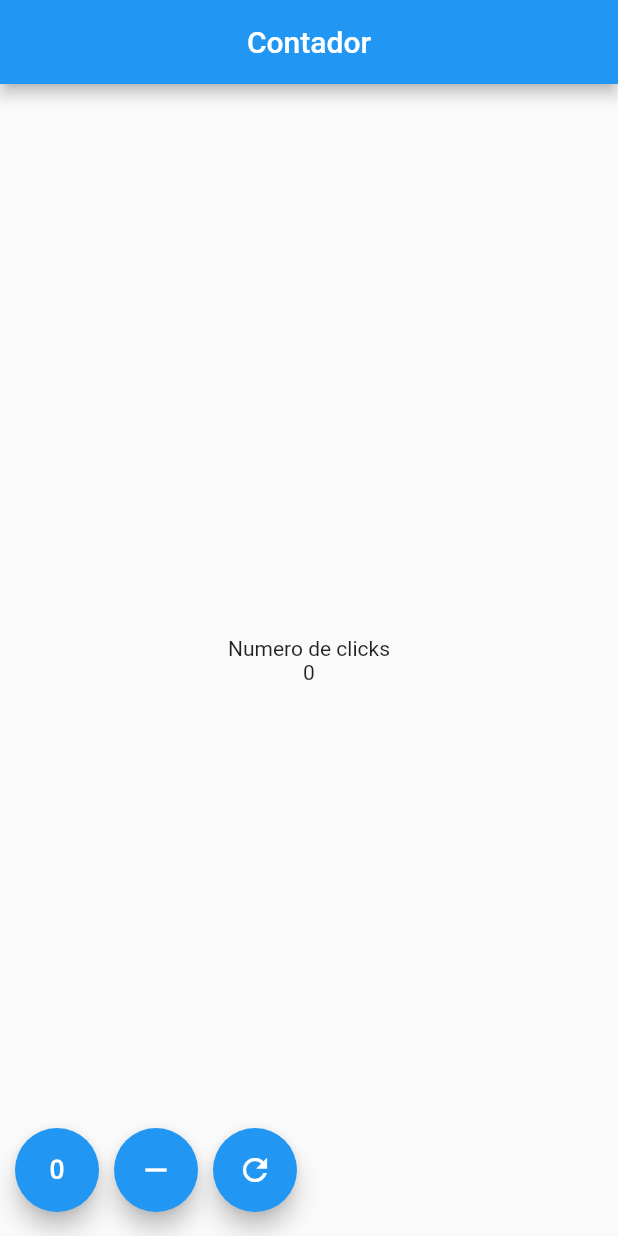
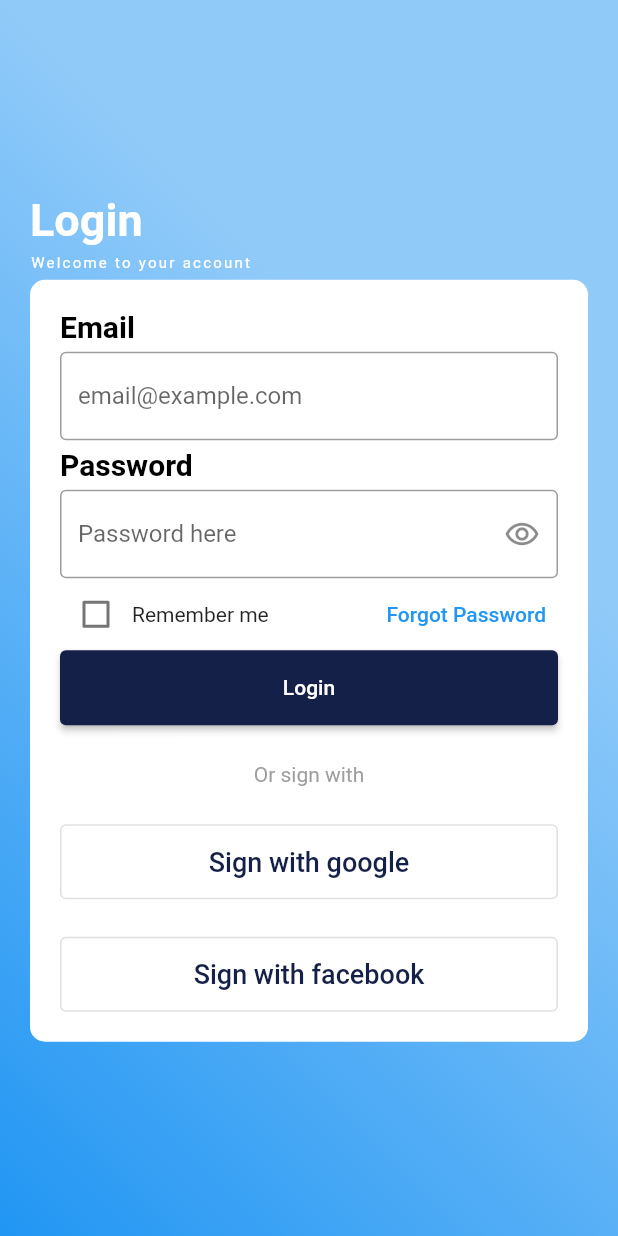
Before and after one commit to he20ri02/Contador, a Flutter app: the screen it shows after launch, on a phone screen of 412 x 824 dp. Run offline on Flutter 3.47's test engine with Material 2 defaults, Android fonts, the phone set to English and light mode, and no system bars.

Commit message:
Actualización 24/05/2023

```diff
--- a/lib/main.dart
+++ b/lib/main.dart
@@ -1,4 +1,5 @@
-import 'package:contador/pages/home_page.dart';
+//import 'package:contador/pages/home_page.dart';
+import 'package:contador/pages/login_page.dart';
 import 'package:flutter/material.dart';
 
 
@@ -10,8 +11,10 @@ class MyApp extends StatelessWidget {
   @override
   Widget build(BuildContext context) {
     return const MaterialApp(
+      //quitar la etiqueta de debugger
+      debugShowCheckedModeBanner: false,
       title: 'Material App',
-      home: HomePage(), // en esta parte se manda llamar la pagina home_page
+      home: LoginPage(), // en esta parte se manda llamar la pagina home_page
     );
   }
 }
--- /dev/null
+++ b/lib/pages/login_page.dart
@@ -0,0 +1,305 @@
+import 'package:flutter/material.dart';
+
+class LoginPage extends StatefulWidget {
+  const LoginPage({super.key});
+
+  @override
+  State<LoginPage> createState() => _LoginPageState();
+}
+
+class _LoginPageState extends State<LoginPage> {
+  @override
+  Widget build(BuildContext context) {
+    return const Scaffold(
+      body: Stack(
+        children: [
+          Fondo(),
+          Contenido(),
+        ],
+      ),
+    );
+  }
+}
+
+////////////////Contenido////////////////////////////////////////
+class Contenido extends StatefulWidget {
+  const Contenido({super.key});
+
+  @override
+  State<Contenido> createState() => _ContenidoState();
+}
+
+class _ContenidoState extends State<Contenido> {
+  @override
+  Widget build(BuildContext context) {
+    return const Padding(
+      padding:  EdgeInsets.symmetric(horizontal: 20),
+      child: Column(
+        mainAxisAlignment: MainAxisAlignment.center,
+        crossAxisAlignment: CrossAxisAlignment.start,
+        children: [
+          Text(
+            'Login',
+            style: TextStyle(
+              color: Colors.white,
+              fontSize: 30,
+              fontWeight: FontWeight.bold,
+            ),
+            ),
+
+          SizedBox(height: 5,),
+
+          Text(
+            'Welcome to your account',
+            style: TextStyle(
+              color: Colors.white,
+              fontSize: 10,
+              letterSpacing: 1.5,
+            ),
+          ),
+
+          SizedBox(height: 5,),
+
+          Datos(),
+        ],
+      ),
+    );
+  }
+}
+
+
+//////////Datos usado en contenido///
+
+class Datos extends StatefulWidget {
+  const Datos({super.key});
+
+  @override
+  State<Datos> createState() => _DatosState();
+}
+
+class _DatosState extends State<Datos> {
+  bool obs=true;
+  @override
+  Widget build(BuildContext context) {
+    return Container(
+      padding: const EdgeInsets.all(20),
+      //decoracion
+      decoration: BoxDecoration(
+        borderRadius: BorderRadius.circular(10),
+        color: Colors.white
+      ),
+      //Se agrega el child
+      child: Column(
+        crossAxisAlignment: CrossAxisAlignment.start,
+        children: [
+          const Text(
+            'Email',
+            style: TextStyle(
+              color: Colors.black,
+              fontWeight: FontWeight.bold,
+              fontSize: 20,
+            ),
+          ),
+
+          const SizedBox(height: 5,),
+          TextFormField(
+            keyboardType: TextInputType.emailAddress,
+            decoration: const InputDecoration(
+              border: OutlineInputBorder(),
+              hintText: 'email@example.com',
+            ),
+          ),
+
+          const SizedBox(height: 5,),
+
+          const Text(
+            'Password',
+            style: TextStyle(
+              color: Colors.black,
+              fontWeight: FontWeight.bold,
+              fontSize: 20,
+            ),
+          ),
+
+
+          const SizedBox(height: 5,),
+
+          TextFormField(
+            obscureText: obs,
+            decoration: InputDecoration(
+              border: const OutlineInputBorder(),
+              hintText: 'Password here',
+              suffixIcon: IconButton(
+                icon: const Icon(Icons.remove_red_eye_outlined),
+                onPressed: () {
+                  setState( () {
+                    obs == true ? obs = false : obs = true;
+                  });
+                },
+              ),
+            ),
+          ),
+
+          const Remember(),
+          const SizedBox(),
+          const Botones(),
+
+        ],
+      ),
+    );
+  }
+}
+
+///////////Remember////////////////
+
+class Remember extends StatefulWidget {
+  const Remember({super.key});
+
+  @override
+  State<Remember> createState() => _RememberState();
+}
+
+class _RememberState extends State<Remember> {
+  bool valor = false;
+  @override
+  Widget build(BuildContext context) {
+    return Row(
+      children: [
+        Checkbox(
+          value: valor,
+          onChanged: (value) {
+            setState(() {
+              valor == false ? valor=true : valor= false;
+            });
+          }
+          ),
+
+          const Text(
+            'Remember me'
+            ),
+
+            const Spacer(),
+
+            TextButton(
+              onPressed: (){},
+              child: const Text('Forgot Password')
+              )
+
+      ],
+    );
+  }
+}
+
+
+///////////Botones////
+
+class Botones extends StatelessWidget {
+  const Botones({super.key});
+
+  @override
+  Widget build(BuildContext context) {
+    return Column(
+      children: [
+
+        //Boton login
+        SizedBox(
+          width: double.infinity,
+          height: 50,
+          child: ElevatedButton(
+            onPressed: () {},
+            style: ButtonStyle(
+              backgroundColor: MaterialStateProperty.all<Color>(const Color(0xff142047))
+            ),
+
+            child:
+            const Text(
+              'Login',
+              style: TextStyle(
+                color: Colors.white,
+              ),
+            ),
+          ),
+        ),
+
+        const SizedBox(
+          width: double.infinity,
+          height: 25,
+        ),
+
+        const Text(
+          'Or sign with',
+          style: TextStyle(
+            color: Colors.grey,
+          ),
+          ),
+
+        const SizedBox(
+          width: double.infinity,
+          height: 25,
+        ),
+
+        SizedBox(
+          width: double.infinity,
+          height: 50,
+          child: OutlinedButton(
+            onPressed: () {},
+            child:(
+              const Text(
+                'Sign with google',
+                style: TextStyle(
+                  color: Color(0xff142047),
+                  fontSize: 18,
+                ),
+              )
+            )
+            ),
+        ),//google
+        //Facebook
+        const SizedBox(
+          width: double.infinity,
+          height: 25,
+        ),
+
+        SizedBox(
+          width: double.infinity,
+          height: 50,
+          child: OutlinedButton(
+            onPressed: () {},
+            child:(
+              const Text(
+                'Sign with facebook',
+                style: TextStyle(
+                  color: Color(0xff142047),
+                  fontSize: 18,
+                ),
+              )
+            )
+            ),
+        )//facebook
+      ],
+    );
+  }
+}
+
+
+
+
+class Fondo extends StatelessWidget {
+  const Fondo({super.key});
+
+  @override
+  Widget build(BuildContext context) {
+    return Container(
+      decoration: BoxDecoration(
+        gradient: LinearGradient(
+          colors: [
+            Colors.blue.shade200,
+            Colors.blue
+          ],
+          begin: Alignment.centerRight,
+          end: Alignment.bottomLeft
+        )
+      ),
+    );
+  }
+}
```
